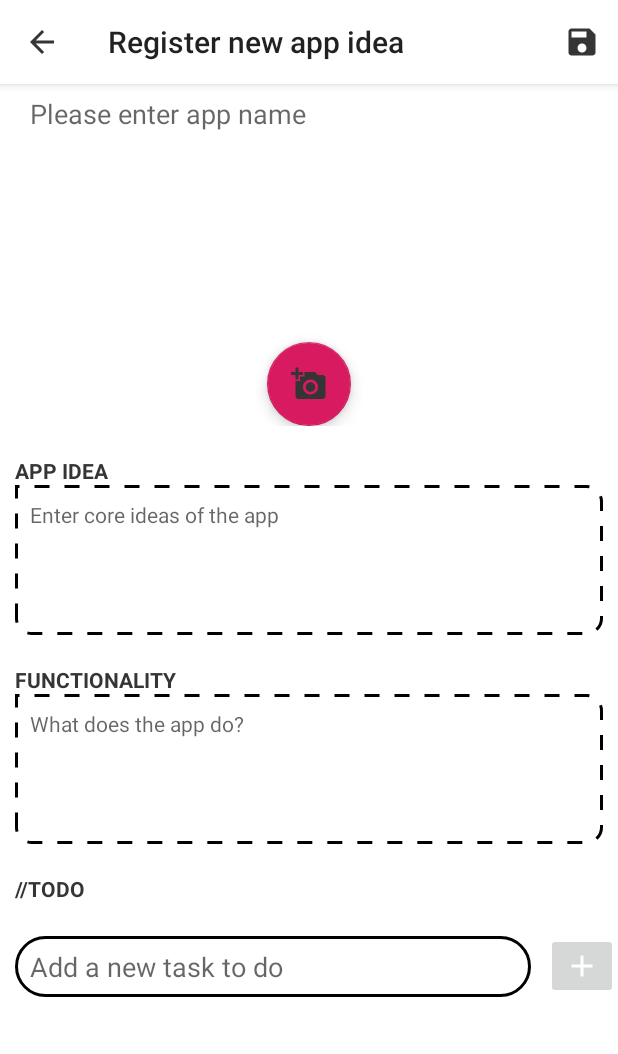
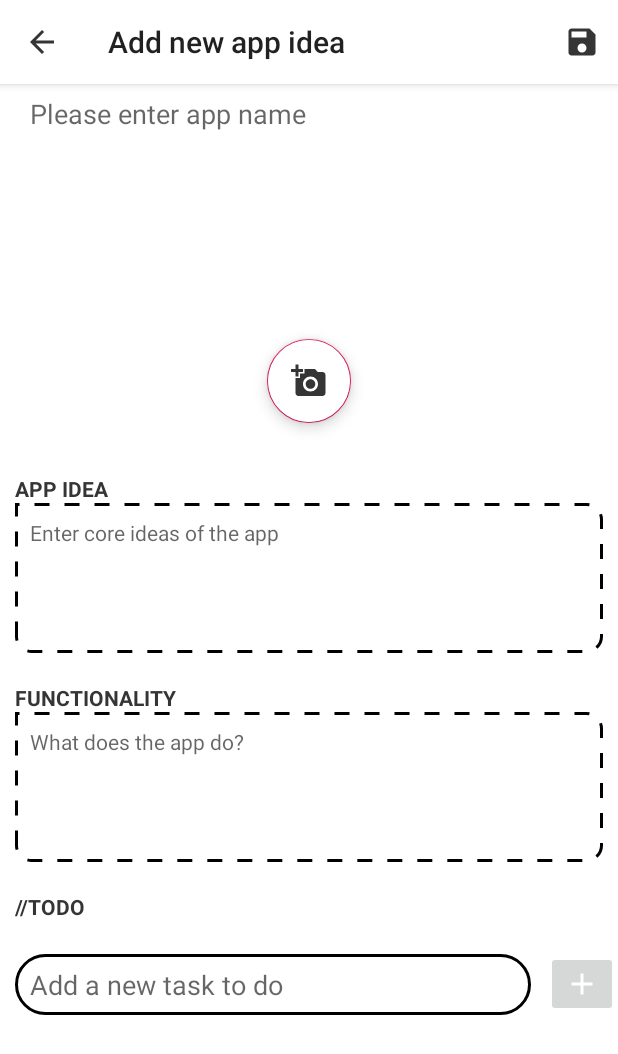
Before and after one commit to BobbyBriQz/IdeasAppForMobileDevelopers, an Android app: the NewIdea screen opened directly, with no data from a screen before it, on a phone screen of 412 x 824 dp. Shown: the top 1054 px of the screen. Run offline under Robolectric (Android 15) with nearby library versions, the phone set to English and light mode, and no system bars.

Commit message:
Change import image button's background tint and a little code cleanup.

```diff
--- a/app/src/main/java/com/appsbygreatness/ideasappformobiledevelopers/activities/NewIdea.java
+++ b/app/src/main/java/com/appsbygreatness/ideasappformobiledevelopers/activities/NewIdea.java
@@ -87,7 +87,7 @@ public class NewIdea extends AppCompatActivity implements BitmapAdapter.OnBitmap
         setSupportActionBar(newAppbar);
 
         assert getSupportActionBar() != null;
-        getSupportActionBar().setTitle("Register new app idea");
+        getSupportActionBar().setTitle("Add new app idea");
         newAppbar.setNavigationIcon(R.drawable.ic_arrow_back);
         newAppbar.setNavigationOnClickListener(new View.OnClickListener() {
             @Override
@@ -139,7 +139,6 @@ public class NewIdea extends AppCompatActivity implements BitmapAdapter.OnBitmap
                 if(todo.trim().isEmpty()){
                     Toast.makeText(getApplicationContext(), "Please input task to do", Toast.LENGTH_SHORT)
                             .show();
-
                     return;
                 }
 
@@ -164,8 +163,6 @@ public class NewIdea extends AppCompatActivity implements BitmapAdapter.OnBitmap
         if (item.getItemId() == R.id.saveIdea) {
 
             saveNewIdea();
-
-
         }
 
         return super.onOptionsItemSelected(item);
--- a/app/src/main/res/layout/activity_new_idea.xml
+++ b/app/src/main/res/layout/activity_new_idea.xml
@@ -47,7 +47,7 @@
 
             <androidx.constraintlayout.widget.ConstraintLayout
                 android:layout_width="match_parent"
-                android:layout_height="188dp">
+                android:layout_height="200dp">
 
                 <androidx.recyclerview.widget.RecyclerView
                     android:id="@+id/newRV"
@@ -65,11 +65,12 @@
                     android:id="@+id/newImportImageFAB"
                     android:layout_width="56dp"
                     android:layout_height="56dp"
-                    android:layout_marginTop="132dp"
+                    android:layout_marginTop="130dp"
                     app:layout_constraintEnd_toEndOf="parent"
                     app:layout_constraintStart_toStartOf="parent"
                     app:layout_constraintTop_toTopOf="parent"
-                    android:src="@drawable/ic_import_image" />
+                    android:src="@drawable/ic_import_image"
+                    android:backgroundTint="?attr/editTextBackgroundColor"/>
 
             </androidx.constraintlayout.widget.ConstraintLayout>
 
```
Also changed, not shown: app/src/main/res/layout/activity_detailed_page.xml (+4 -4 lines), app/src/main/res/layout/cardview_for_about_developer.xml (+6 -3 lines).
